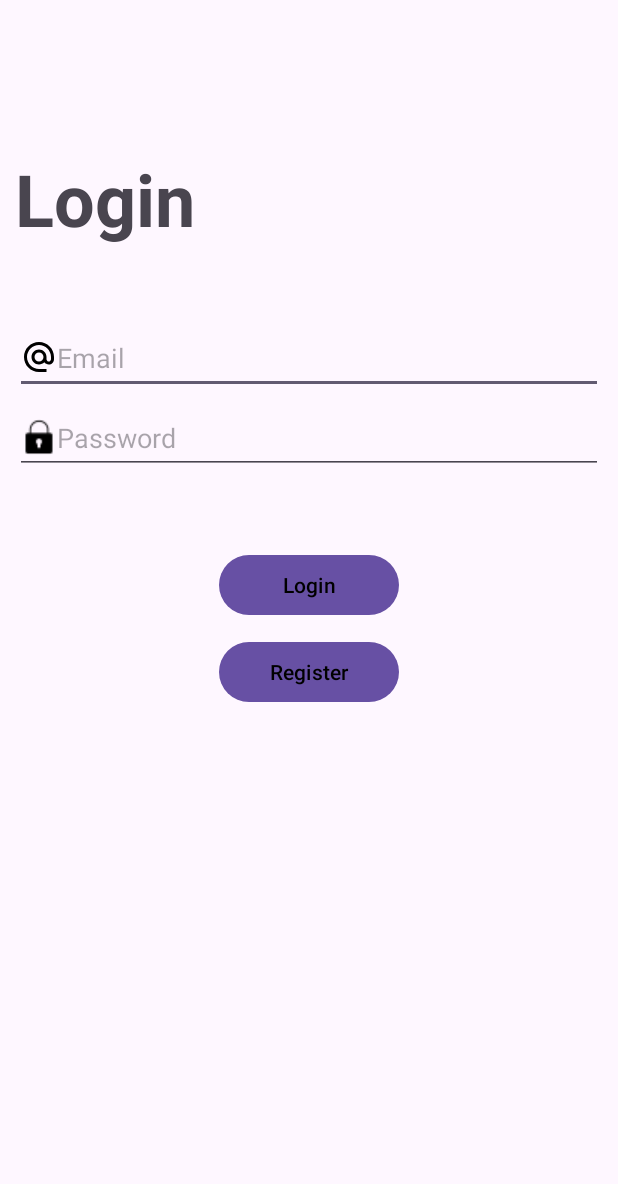
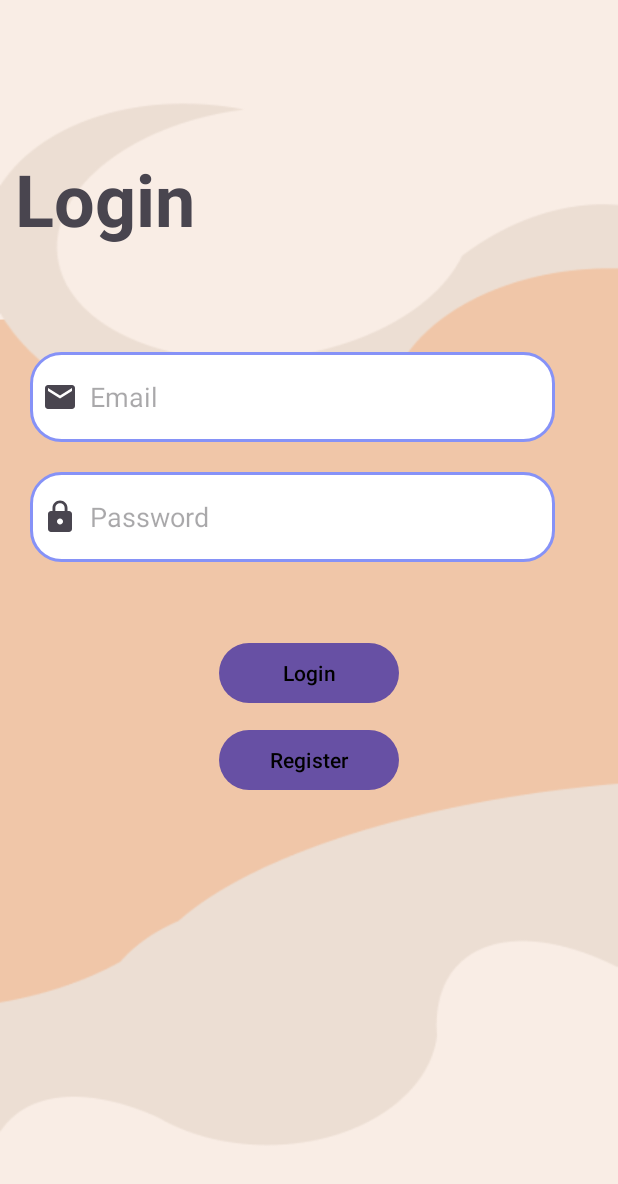
Before and after one commit to blackChan1234/FYP2, an Android app: the layout login.xml on its own in the app's theme, with its tools: preview values and no code run, on a phone screen of 412 x 824 dp. Shown: the top 1184 px of the screen. Run offline under Robolectric (Android 15) with nearby library versions, the phone set to English and light mode, and no system bars.

Commit message:
register and login ui

```diff
--- /dev/null
+++ b/app/src/main/res/drawable/ic_baseline_email_24.xml
@@ -0,0 +1,10 @@
+<vector xmlns:android="http://schemas.android.com/apk/res/android"
+    android:width="24dp"
+    android:height="24dp"
+    android:viewportWidth="24"
+    android:viewportHeight="24"
+    android:tint="?attr/colorControlNormal">
+    <path
+        android:fillColor="@android:color/white"
+        android:pathData="M20,4L4,4c-1.1,0 -1.99,0.9 -1.99,2L2,18c0,1.1 0.9,2 2,2h16c1.1,0 2,-0.9 2,-2L22,6c0,-1.1 -0.9,-2 -2,-2zM20,8l-8,5 -8,-5L4,6l8,5 8,-5v2z"/>
+</vector>
--- /dev/null
+++ b/app/src/main/res/drawable/ic_baseline_lock_24.xml
@@ -0,0 +1,10 @@
+<vector xmlns:android="http://schemas.android.com/apk/res/android"
+    android:width="24dp"
+    android:height="24dp"
+    android:viewportWidth="24"
+    android:viewportHeight="24"
+    android:tint="?attr/colorControlNormal">
+    <path
+        android:fillColor="@android:color/white"
+        android:pathData="M18,8h-1L17,6c0,-2.76 -2.24,-5 -5,-5S7,3.24 7,6v2L6,8c-1.1,0 -2,0.9 -2,2v10c0,1.1 0.9,2 2,2h12c1.1,0 2,-0.9 2,-2L20,10c0,-1.1 -0.9,-2 -2,-2zM12,17c-1.1,0 -2,-0.9 -2,-2s0.9,-2 2,-2 2,0.9 2,2 -0.9,2 -2,2zM15.1,8L8.9,8L8.9,6c0,-1.71 1.39,-3.1 3.1,-3.1 1.71,0 3.1,1.39 3.1,3.1v2z"/>
+</vector>
--- /dev/null
+++ b/app/src/main/res/drawable/ic_baseline_password_24.xml
@@ -0,0 +1,5 @@
+<vector android:height="24dp" android:tint="#000000"
+    android:viewportHeight="24" android:viewportWidth="24"
+    android:width="24dp" xmlns:android="http://schemas.android.com/apk/res/android">
+    <path android:fillColor="@android:color/white" android:pathData="M2,17h20v2H2V17zM3.15,12.95L4,11.47l0.85,1.48l1.3,-0.75L5.3,10.72H7v-1.5H5.3l0.85,-1.47L4.85,7L4,8.47L3.15,7l-1.3,0.75L2.7,9.22H1v1.5h1.7L1.85,12.2L3.15,12.95zM9.85,12.2l1.3,0.75L12,11.47l0.85,1.48l1.3,-0.75l-0.85,-1.48H15v-1.5h-1.7l0.85,-1.47L12.85,7L12,8.47L11.15,7l-1.3,0.75l0.85,1.47H9v1.5h1.7L9.85,12.2zM23,9.22h-1.7l0.85,-1.47L20.85,7L20,8.47L19.15,7l-1.3,0.75l0.85,1.47H17v1.5h1.7l-0.85,1.48l1.3,0.75L20,11.47l0.85,1.48l1.3,-0.75l-0.85,-1.48H23V9.22z"/>
+</vector>
--- /dev/null
+++ b/app/src/main/res/drawable/lavender_border.xml
@@ -0,0 +1,13 @@
+<?xml version="1.0" encoding="utf-8"?>
+<shape xmlns:android="http://schemas.android.com/apk/res/android"
+    android:shape="rectangle">
+
+    <corners
+        android:radius="20dp"/>
+    <stroke
+        android:color="@color/lavender"
+        android:width="2dp"/>
+    <solid
+        android:color="@color/white"/>
+
+</shape>
--- a/app/src/main/res/layout/login.xml
+++ b/app/src/main/res/layout/login.xml
@@ -2,6 +2,7 @@
 <LinearLayout xmlns:android="http://schemas.android.com/apk/res/android"
     xmlns:tools="http://schemas.android.com/tools"
     android:orientation="vertical"
+    android:background="@drawable/background"
     android:layout_width="match_parent"
     android:layout_height="match_parent">
 
@@ -13,26 +14,34 @@
         android:layout_marginStart="10dp"
         android:layout_marginTop="100dp"
         android:textStyle="bold"/>
+    <LinearLayout
+        android:layout_width="match_parent"
+        android:layout_height="wrap_content"
+        android:orientation="vertical"
+        android:layout_marginTop="20dp"
+        android:padding="20dp">
+    <EditText
+        android:layout_width="350dp"
+        android:layout_height="60dp"
+        android:id="@+id/email"
+        android:background="@drawable/lavender_border"
+        android:layout_marginTop="30dp"
+        android:padding="8dp"
+        android:hint="Email"
+        android:drawableLeft="@drawable/ic_baseline_email_24"
+        android:drawablePadding="8dp"/>
 
     <EditText
-        android:id="@+id/email"
-        android:layout_width="match_parent"
-        android:layout_height="48dp"
-        android:hint="@string/Email"
-        android:drawableStart="@drawable/baseline_alternate_email_24"
-        android:layout_marginTop="50dp"
-        android:layout_marginStart="10dp"
-        android:layout_marginEnd="10dp" />
-
-    <EditText
+        android:layout_width="350dp"
+        android:layout_height="60dp"
         android:id="@+id/password"
-        android:layout_width="match_parent"
-        android:layout_height="48dp"
-        android:hint="@string/Password"
-        android:drawableStart="@drawable/password"
-        android:layout_marginTop="5dp"
-        android:layout_marginStart="10dp"
-        android:layout_marginEnd="10dp" />
+        android:background="@drawable/lavender_border"
+        android:layout_marginTop="20dp"
+        android:padding="8dp"
+        android:hint="Password"
+        android:inputType="textPassword"
+        android:drawableLeft="@drawable/ic_baseline_lock_24"
+        android:drawablePadding="8dp"/>
 
     <Button
         android:id="@+id/login"
@@ -51,5 +60,6 @@
         android:textColor="@color/black"
         android:layout_marginTop="10dp"
         android:layout_gravity="center" />
+    </LinearLayout>
 
 </LinearLayout>
```
Also changed, not shown: app/src/main/res/layout/register.xml (added, +82 -0 lines), app/src/main/res/values/colors.xml (+6 -1 lines), app/src/main/res/drawable/background.png (added).
